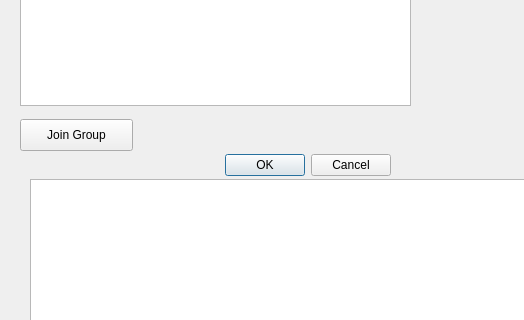
First picture: the form in StudyGroupFormer/GroupInfo.ui, repository vu035/StudyGroupApp, before the edit; both pictures show x 0 to 524 and y 191 to 511 of the 784 by 618 pixel window.
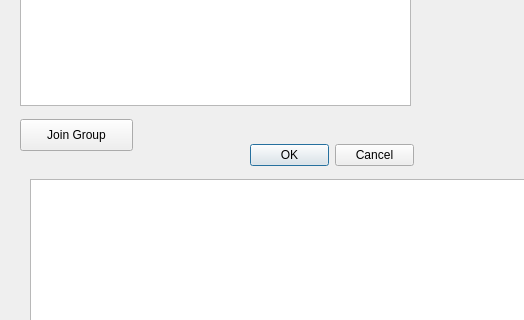
Second picture: the form after the edit.

Commit message: added various fixes to the chat

Patch:
```diff
--- a/StudyGroupFormer/GroupInfo.ui
+++ b/StudyGroupFormer/GroupInfo.ui
@@ -13,25 +13,6 @@
   <property name="windowTitle">
    <string>Dialog</string>
   </property>
-  <widget class="QDialogButtonBox" name="buttonBox">
-   <property name="geometry">
-    <rect>
-     <x>50</x>
-     <y>340</y>
-     <width>341</width>
-     <height>32</height>
-    </rect>
-   </property>
-   <property name="contextMenuPolicy">
-    <enum>Qt::NoContextMenu</enum>
-   </property>
-   <property name="orientation">
-    <enum>Qt::Horizontal</enum>
-   </property>
-   <property name="standardButtons">
-    <set>QDialogButtonBox::Cancel|QDialogButtonBox::Ok</set>
-   </property>
-  </widget>
   <widget class="QLabel" name="label">
    <property name="geometry">
     <rect>
@@ -257,6 +238,19 @@
     <string>Refresh</string>
    </property>
   </widget>
+  <widget class="QDialogButtonBox" name="buttonBox">
+   <property name="geometry">
+    <rect>
+     <x>250</x>
+     <y>330</y>
+     <width>164</width>
+     <height>32</height>
+    </rect>
+   </property>
+   <property name="standardButtons">
+    <set>QDialogButtonBox::Cancel|QDialogButtonBox::Ok</set>
+   </property>
+  </widget>
  </widget>
  <resources/>
  <connections>
```
Left out of the diff: 35 changed lines with no effect on the pictures. The commit also changes 1 other file.
